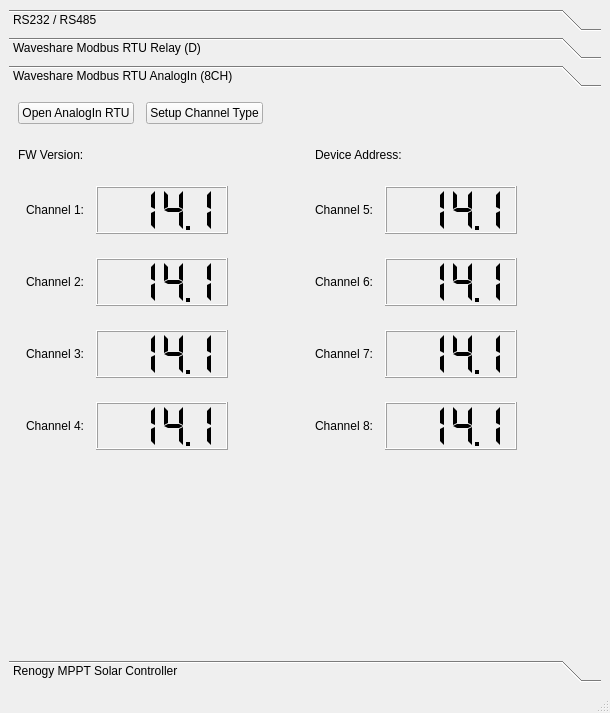
This is mainwindow.ui in britus/wsmodbusrtu as Qt 5 draws it before an edit. The edited form follows.
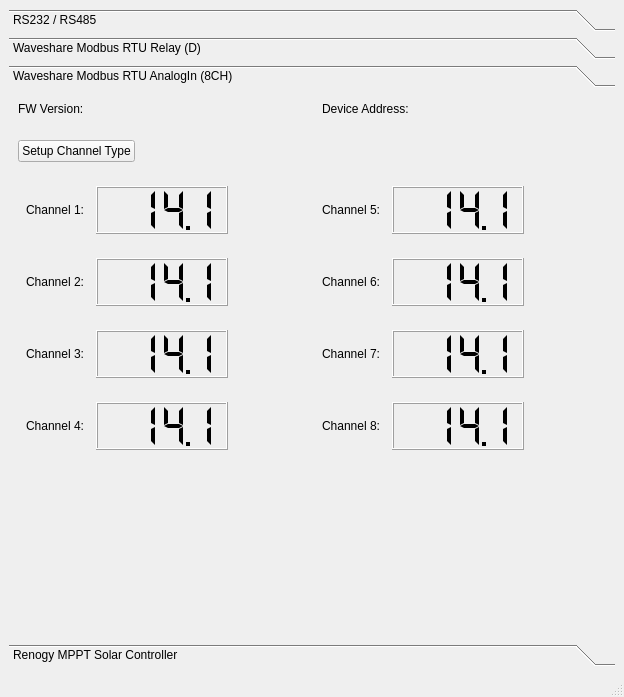
This is the edited form. The open tabs and pages were chosen to show the change.

Commit message: open/close buttons

```diff
--- a/mainwindow.ui
+++ b/mainwindow.ui
@@ -6,8 +6,8 @@
    <rect>
     <x>0</x>
     <y>0</y>
-    <width>610</width>
-    <height>713</height>
+    <width>624</width>
+    <height>697</height>
    </rect>
   </property>
   <property name="windowTitle">
@@ -25,8 +25,8 @@
         <rect>
          <x>0</x>
          <y>0</y>
-         <width>586</width>
-         <height>502</height>
+         <width>600</width>
+         <height>486</height>
         </rect>
        </property>
        <attribute name="label">
@@ -90,6 +90,9 @@
                 <property name="text">
                  <string>Com Port:</string>
                 </property>
+                <property name="buddy">
+                 <cstring>cbComPort</cstring>
+                </property>
                </widget>
               </item>
               <item row="4" column="3">
@@ -300,18 +303,31 @@
            <item>
             <widget class="QWidget" name="pnlSetButtons" native="true">
              <layout class="QHBoxLayout" name="horizontalLayout_3">
+              <property name="spacing">
+               <number>12</number>
+              </property>
+              <property name="leftMargin">
+               <number>0</number>
+              </property>
+              <property name="rightMargin">
+               <number>0</number>
+              </property>
+              <property name="bottomMargin">
+               <number>0</number>
+              </property>
               <item>
-               <spacer name="horizontalSpacer_9">
-                <property name="orientation">
-                 <enum>Qt::Horizontal</enum>
+               <widget class="QPushButton" name="pbOpenPort">
+                <property name="text">
+                 <string>Open Modbus</string>
                 </property>
-                <property name="sizeHint" stdset="0">
-                 <size>
-                  <width>258</width>
-                  <height>20</height>
-                 </size>
+               </widget>
+              </item>
+              <item>
+               <widget class="QPushButton" name="pbClosePort">
+                <property name="text">
+                 <string>Close Modbus</string>
                 </property>
-               </spacer>
+               </widget>
               </item>
               <item>
                <widget class="QPushButton" name="pbSetBaudRate">
@@ -416,8 +432,8 @@
         <rect>
          <x>0</x>
          <y>0</y>
-         <width>586</width>
-         <height>502</height>
+         <width>600</width>
+         <height>486</height>
         </rect>
        </property>
        <attribute name="label">
@@ -717,13 +733,6 @@
               <property name="bottomMargin">
                <number>0</number>
               </property>
-              <item>
-               <widget class="QPushButton" name="pbOpen">
-                <property name="text">
-                 <string>Open Relay RTU</string>
-                </property>
-               </widget>
-              </item>
               <item>
                <widget class="QLabel" name="lbFwVersion">
                 <property name="text">
@@ -751,8 +760,8 @@
         <rect>
          <x>0</x>
          <y>0</y>
-         <width>586</width>
-         <height>502</height>
+         <width>600</width>
+         <height>486</height>
         </rect>
        </property>
        <attribute name="label">
@@ -790,14 +799,159 @@
              </property>
             </widget>
            </item>
-           <item row="1" column="3" colspan="2">
-            <widget class="QLabel" name="txADeviceAddr">
+           <item row="6" column="0">
+            <widget class="QLabel" name="label_6">
+             <property name="sizePolicy">
+              <sizepolicy hsizetype="Preferred" vsizetype="Preferred">
+               <horstretch>0</horstretch>
+               <verstretch>0</verstretch>
+              </sizepolicy>
+             </property>
              <property name="text">
-              <string>Device Address:</string>
+              <string>Channel 4:</string>
              </property>
+             <property name="alignment">
+              <set>Qt::AlignRight|Qt::AlignTrailing|Qt::AlignVCenter</set>
+             </property>
             </widget>
            </item>
-           <item row="2" column="0">
+           <item row="6" column="4" colspan="2">
+            <widget class="QLCDNumber" name="lcdChannel8">
+             <property name="sizePolicy">
+              <sizepolicy hsizetype="Minimum" vsizetype="Minimum">
+               <horstretch>0</horstretch>
+               <verstretch>0</verstretch>
+              </sizepolicy>
+             </property>
+             <property name="minimumSize">
+              <size>
+               <width>132</width>
+               <height>48</height>
+              </size>
+             </property>
+             <property name="maximumSize">
+              <size>
+               <width>132</width>
+               <height>48</height>
+              </size>
+             </property>
+             <property name="smallDecimalPoint">
+              <bool>true</bool>
+             </property>
+             <property name="digitCount">
+              <number>4</number>
+             </property>
+             <property name="segmentStyle">
+              <enum>QLCDNumber::Flat</enum>
+             </property>
+             <property name="value" stdset="0">
+              <double>14.123450000000000</double>
+             </property>
+            </widget>
+           </item>
+           <item row="6" column="1">
+            <widget class="QLCDNumber" name="lcdChannel4">
+             <property name="sizePolicy">
+              <sizepolicy hsizetype="Minimum" vsizetype="Minimum">
+               <horstretch>0</horstretch>
+               <verstretch>0</verstretch>
+              </sizepolicy>
+             </property>
+             <property name="minimumSize">
+              <size>
+               <width>132</width>
+               <height>48</height>
+              </size>
+             </property>
+             <property name="maximumSize">
+              <size>
+               <width>132</width>
+               <height>48</height>
+              </size>
+             </property>
+             <property name="smallDecimalPoint">
+              <bool>true</bool>
+             </property>
+             <property name="digitCount">
+              <number>4</number>
+             </property>
+             <property name="segmentStyle">
+              <enum>QLCDNumber::Flat</enum>
+             </property>
+             <property name="value" stdset="0">
+              <double>14.123450000000000</double>
+             </property>
+            </widget>
+           </item>
+           <item row="5" column="1">
+            <widget class="QLCDNumber" name="lcdChannel3">
+             <property name="sizePolicy">
+              <sizepolicy hsizetype="Minimum" vsizetype="Minimum">
+               <horstretch>0</horstretch>
+               <verstretch>0</verstretch>
+              </sizepolicy>
+             </property>
+             <property name="minimumSize">
+              <size>
+               <width>132</width>
+               <height>48</height>
+              </size>
+             </property>
+             <property name="maximumSize">
+              <size>
+               <width>132</width>
+               <height>48</height>
+              </size>
+             </property>
+             <property name="smallDecimalPoint">
+              <bool>true</bool>
+             </property>
+             <property name="digitCount">
+              <number>4</number>
+             </property>
+             <property name="segmentStyle">
+              <enum>QLCDNumber::Flat</enum>
+             </property>
+             <property name="value" stdset="0">
+              <double>14.123450000000000</double>
+             </property>
+            </widget>
+           </item>
+           <item row="3" column="4" colspan="2">
+            <widget class="QLCDNumber" name="lcdChannel5">
+             <property name="sizePolicy">
+              <sizepolicy hsizetype="Minimum" vsizetype="Minimum">
+               <horstretch>0</horstretch>
+               <verstretch>0</verstretch>
+              </sizepolicy>
+             </property>
+             <property name="minimumSize">
+              <size>
+               <width>132</width>
+               <height>48</height>
+              </size>
+             </property>
+             <property name="maximumSize">
+              <size>
+               <width>132</width>
+               <height>48</height>
+              </size>
+             </property>
+             <property name="smallDecimalPoint">
+              <bool>true</bool>
+             </property>
+             <property name="digitCount">
+              <number>4</number>
+             </property>
+             <property name="segmentStyle">
+              <enum>QLCDNumber::Flat</enum>
+             </property>
+             <property name="value" stdset="0">
+              <double>14.123450000000000</double>
+             </property>
+            </widget>
+           </item>
+           <item row="3" column="0">
             <widget class="QLabel" name="label_3">
              <property name="sizePolicy">
               <sizepolicy hsizetype="Preferred" vsizetype="Preferred">
@@ -813,8 +967,50 @@
              </property>
             </widget>
            </item>
-           <item row="2" column="1">
-            <widget class="QLCDNumber" name="lcdChannel1">
+           <item row="6" column="3">
+            <widget class="QLabel" name="label_10">
+             <property name="sizePolicy">
+              <sizepolicy hsizetype="Preferred" vsizetype="Preferred">
+               <horstretch>0</horstretch>
+               <verstretch>0</verstretch>
+              </sizepolicy>
+             </property>
+             <property name="text">
+              <string>Channel 8:</string>
+             </property>
+             <property name="alignment">
+              <set>Qt::AlignRight|Qt::AlignTrailing|Qt::AlignVCenter</set>
+             </property>
+            </widget>
+           </item>
+           <item row="7" column="1">
+            <spacer name="verticalSpacer">
+             <property name="orientation">
+              <enum>Qt::Vertical</enum>
+             </property>
+             <property name="sizeHint" stdset="0">
+              <size>
+               <width>20</width>
+               <height>40</height>
+              </size>
+             </property>
+            </spacer>
+           </item>
+           <item row="7" column="5">
+            <spacer name="verticalSpacer_2">
+             <property name="orientation">
+              <enum>Qt::Vertical</enum>
+             </property>
+             <property name="sizeHint" stdset="0">
+              <size>
+               <width>20</width>
+               <height>40</height>
+              </size>
+             </property>
+            </spacer>
+           </item>
+           <item row="4" column="4" colspan="2">
+            <widget class="QLCDNumber" name="lcdChannel6">
              <property name="sizePolicy">
               <sizepolicy hsizetype="Minimum" vsizetype="Minimum">
                <horstretch>0</horstretch>
@@ -847,7 +1043,7 @@
              </property>
             </widget>
            </item>
-           <item row="2" column="2">
+           <item row="3" column="2">
             <spacer name="horizontalSpacer_2">
              <property name="orientation">
               <enum>Qt::Horizontal</enum>
@@ -860,57 +1056,7 @@
              </property>
             </spacer>
            </item>
-           <item row="2" column="3">
-            <widget class="QLabel" name="label_8">
-             <property name="sizePolicy">
-              <sizepolicy hsizetype="Preferred" vsizetype="Preferred">
-               <horstretch>0</horstretch>
-               <verstretch>0</verstretch>
-              </sizepolicy>
-             </property>
-             <property name="text">
-              <string>Channel 5:</string>
-             </property>
-             <property name="alignment">
-              <set>Qt::AlignRight|Qt::AlignTrailing|Qt::AlignVCenter</set>
-             </property>
-            </widget>
-           </item>
-           <item row="2" column="4" colspan="2">
-            <widget class="QLCDNumber" name="lcdChannel5">
-             <property name="sizePolicy">
-              <sizepolicy hsizetype="Minimum" vsizetype="Minimum">
-               <horstretch>0</horstretch>
-               <verstretch>0</verstretch>
-              </sizepolicy>
-             </property>
-             <property name="minimumSize">
-              <size>
-               <width>132</width>
-               <height>48</height>
-              </size>
-             </property>
-             <property name="maximumSize">
-              <size>
-               <width>132</width>
-               <height>48</height>
-              </size>
-             </property>
-             <property name="smallDecimalPoint">
-              <bool>true</bool>
-             </property>
-             <property name="digitCount">
-              <number>4</number>
-             </property>
-             <property name="segmentStyle">
-              <enum>QLCDNumber::Flat</enum>
-             </property>
-             <property name="value" stdset="0">
-              <double>14.123450000000000</double>
-             </property>
-            </widget>
-           </item>
-           <item row="2" column="6">
+           <item row="3" column="6">
             <spacer name="horizontalSpacer">
              <property name="orientation">
               <enum>Qt::Horizontal</enum>
@@ -923,7 +1069,7 @@
              </property>
             </spacer>
            </item>
-           <item row="3" column="0">
+           <item row="4" column="0">
             <widget class="QLabel" name="label_4">
              <property name="sizePolicy">
               <sizepolicy hsizetype="Preferred" vsizetype="Preferred">
@@ -939,7 +1085,7 @@
              </property>
             </widget>
            </item>
-           <item row="3" column="1">
+           <item row="4" column="1">
             <widget class="QLCDNumber" name="lcdChannel2">
              <property name="sizePolicy">
               <sizepolicy hsizetype="Minimum" vsizetype="Minimum">
@@ -973,8 +1119,42 @@
              </property>
             </widget>
            </item>
+           <item row="3" column="1">
+            <widget class="QLCDNumber" name="lcdChannel1">
+             <property name="sizePolicy">
+              <sizepolicy hsizetype="Minimum" vsizetype="Minimum">
+               <horstretch>0</horstretch>
+               <verstretch>0</verstretch>
+              </sizepolicy>
+             </property>
+             <property name="minimumSize">
+              <size>
+               <width>132</width>
+               <height>48</height>
+              </size>
+             </property>
+             <property name="maximumSize">
+              <size>
+               <width>132</width>
+               <height>48</height>
+              </size>
+             </property>
+             <property name="smallDecimalPoint">
+              <bool>true</bool>
+             </property>
+             <property name="digitCount">
+              <number>4</number>
+             </property>
+             <property name="segmentStyle">
+              <enum>QLCDNumber::Flat</enum>
+             </property>
+             <property name="value" stdset="0">
+              <double>14.123450000000000</double>
+             </property>
+            </widget>
+           </item>
            <item row="3" column="3">
-            <widget class="QLabel" name="label_9">
+            <widget class="QLabel" name="label_8">
              <property name="sizePolicy">
               <sizepolicy hsizetype="Preferred" vsizetype="Preferred">
                <horstretch>0</horstretch>
@@ -982,15 +1162,22 @@
               </sizepolicy>
              </property>
              <property name="text">
-              <string>Channel 6:</string>
+              <string>Channel 5:</string>
              </property>
              <property name="alignment">
               <set>Qt::AlignRight|Qt::AlignTrailing|Qt::AlignVCenter</set>
              </property>
             </widget>
            </item>
-           <item row="3" column="4" colspan="2">
-            <widget class="QLCDNumber" name="lcdChannel6">
+           <item row="1" column="3" colspan="2">
+            <widget class="QLabel" name="txADeviceAddr">
+             <property name="text">
+              <string>Device Address:</string>
+             </property>
+            </widget>
+           </item>
+           <item row="5" column="4" colspan="2">
+            <widget class="QLCDNumber" name="lcdChannel7">
              <property name="sizePolicy">
               <sizepolicy hsizetype="Minimum" vsizetype="Minimum">
                <horstretch>0</horstretch>
@@ -1023,7 +1210,7 @@
              </property>
             </widget>
            </item>
-           <item row="4" column="0">
+           <item row="5" column="0">
             <widget class="QLabel" name="label_5">
              <property name="sizePolicy">
               <sizepolicy hsizetype="Preferred" vsizetype="Preferred">
@@ -1039,41 +1226,7 @@
              </property>
             </widget>
            </item>
-           <item row="4" column="1">
-            <widget class="QLCDNumber" name="lcdChannel3">
-             <property name="sizePolicy">
-              <sizepolicy hsizetype="Minimum" vsizetype="Minimum">
-               <horstretch>0</horstretch>
-               <verstretch>0</verstretch>
-              </sizepolicy>
-             </property>
-             <property name="minimumSize">
-              <size>
-               <width>132</width>
-               <height>48</height>
-              </size>
-             </property>
-             <property name="maximumSize">
-              <size>
-               <width>132</width>
-               <height>48</height>
-              </size>
-             </property>
-             <property name="smallDecimalPoint">
-              <bool>true</bool>
-             </property>
-             <property name="digitCount">
-              <number>4</number>
-             </property>
-             <property name="segmentStyle">
-              <enum>QLCDNumber::Flat</enum>
-             </property>
-             <property name="value" stdset="0">
-              <double>14.123450000000000</double>
-             </property>
-            </widget>
-           </item>
-           <item row="4" column="3">
+           <item row="5" column="3">
             <widget class="QLabel" name="label_7">
              <property name="sizePolicy">
               <sizepolicy hsizetype="Preferred" vsizetype="Preferred">
@@ -1089,167 +1242,23 @@
              </property>
             </widget>
            </item>
-           <item row="4" column="4" colspan="2">
-            <widget class="QLCDNumber" name="lcdChannel7">
+           <item row="4" column="3">
+            <widget class="QLabel" name="label_9">
              <property name="sizePolicy">
-              <sizepolicy hsizetype="Minimum" vsizetype="Minimum">
-               <horstretch>0</horstretch>
-               <verstretch>0</verstretch>
-              </sizepolicy>
-             </property>
-             <property name="minimumSize">
-              <size>
-               <width>132</width>
-               <height>48</height>
-              </size>
-             </property>
-             <property name="maximumSize">
-              <size>
-               <width>132</width>
-               <height>48</height>
-              </size>
-             </property>
-             <property name="smallDecimalPoint">
-              <bool>true</bool>
-             </property>
-             <property name="digitCount">
-              <number>4</number>
-             </property>
-             <property name="segmentStyle">
-              <enum>QLCDNumber::Flat</enum>
-             </property>
-             <property name="value" stdset="0">
-              <double>14.123450000000000</double>
-             </property>
-            </widget>
-           </item>
-           <item row="5" column="0">
-            <widget class="QLabel" name="label_6">
-             <property name="sizePolicy">
               <sizepolicy hsizetype="Preferred" vsizetype="Preferred">
                <horstretch>0</horstretch>
                <verstretch>0</verstretch>
               </sizepolicy>
              </property>
              <property name="text">
-              <string>Channel 4:</string>
+              <string>Channel 6:</string>
              </property>
              <property name="alignment">
               <set>Qt::AlignRight|Qt::AlignTrailing|Qt::AlignVCenter</set>
              </property>
             </widget>
            </item>
-           <item row="5" column="1">
-            <widget class="QLCDNumber" name="lcdChannel4">
-             <property name="sizePolicy">
-              <sizepolicy hsizetype="Minimum" vsizetype="Minimum">
-               <horstretch>0</horstretch>
-               <verstretch>0</verstretch>
-              </sizepolicy>
-             </property>
-             <property name="minimumSize">
-              <size>
-               <width>132</width>
-               <height>48</height>
-              </size>
-             </property>
-             <property name="maximumSize">
-              <size>
-               <width>132</width>
-               <height>48</height>
-              </size>
-             </property>
-             <property name="smallDecimalPoint">
-              <bool>true</bool>
-             </property>
-             <property name="digitCount">
-              <number>4</number>
-             </property>
-             <property name="segmentStyle">
-              <enum>QLCDNumber::Flat</enum>
-             </property>
-             <property name="value" stdset="0">
-              <double>14.123450000000000</double>
-             </property>
-            </widget>
-           </item>
-           <item row="5" column="3">
-            <widget class="QLabel" name="label_10">
-             <property name="sizePolicy">
-              <sizepolicy hsizetype="Preferred" vsizetype="Preferred">
-               <horstretch>0</horstretch>
-               <verstretch>0</verstretch>
-              </sizepolicy>
-             </property>
-             <property name="text">
-              <string>Channel 8:</string>
-             </property>
-             <property name="alignment">
-              <set>Qt::AlignRight|Qt::AlignTrailing|Qt::AlignVCenter</set>
-             </property>
-            </widget>
-           </item>
-           <item row="5" column="4" colspan="2">
-            <widget class="QLCDNumber" name="lcdChannel8">
-             <property name="sizePolicy">
-              <sizepolicy hsizetype="Minimum" vsizetype="Minimum">
-               <horstretch>0</horstretch>
-               <verstretch>0</verstretch>
-              </sizepolicy>
-             </property>
-             <property name="minimumSize">
-              <size>
-               <width>132</width>
-               <height>48</height>
-              </size>
-             </property>
-             <property name="maximumSize">
-              <size>
-               <width>132</width>
-               <height>48</height>
-              </size>
-             </property>
-             <property name="smallDecimalPoint">
-              <bool>true</bool>
-             </property>
-             <property name="digitCount">
-              <number>4</number>
-             </property>
-             <property name="segmentStyle">
-              <enum>QLCDNumber::Flat</enum>
-             </property>
-             <property name="value" stdset="0">
-              <double>14.123450000000000</double>
-             </property>
-            </widget>
-           </item>
-           <item row="6" column="1">
-            <spacer name="verticalSpacer">
-             <property name="orientation">
-              <enum>Qt::Vertical</enum>
-             </property>
-             <property name="sizeHint" stdset="0">
-              <size>
-               <width>20</width>
-               <height>40</height>
-              </size>
-             </property>
-            </spacer>
-           </item>
-           <item row="6" column="5">
-            <spacer name="verticalSpacer_2">
-             <property name="orientation">
-              <enum>Qt::Vertical</enum>
-             </property>
-             <property name="sizeHint" stdset="0">
-              <size>
-               <width>20</width>
-               <height>40</height>
-              </size>
-             </property>
-            </spacer>
-           </item>
-           <item row="0" column="0" colspan="7">
+           <item row="2" column="0" colspan="7">
             <widget class="QWidget" name="widget_2" native="true">
              <layout class="QHBoxLayout" name="horizontalLayout">
               <property name="spacing">
@@ -1267,13 +1276,6 @@
               <property name="bottomMargin">
                <number>0</number>
               </property>
-              <item>
-               <widget class="QPushButton" name="pbOpenAnalog">
-                <property name="text">
-                 <string>Open AnalogIn RTU</string>
-                </property>
-               </widget>
-              </item>
               <item>
                <widget class="QPushButton" name="pbSetChannelType">
                 <property name="text">
@@ -1307,8 +1309,8 @@
         <rect>
          <x>0</x>
          <y>0</y>
-         <width>586</width>
-         <height>502</height>
+         <width>600</width>
+         <height>486</height>
         </rect>
        </property>
        <attribute name="label">
@@ -1324,7 +1326,7 @@
     <rect>
      <x>0</x>
      <y>0</y>
-     <width>610</width>
+     <width>624</width>
      <height>24</height>
     </rect>
    </property>
```
Left out of the diff: 4 changed lines with no effect on the pictures. The commit also changes 1 other file.
